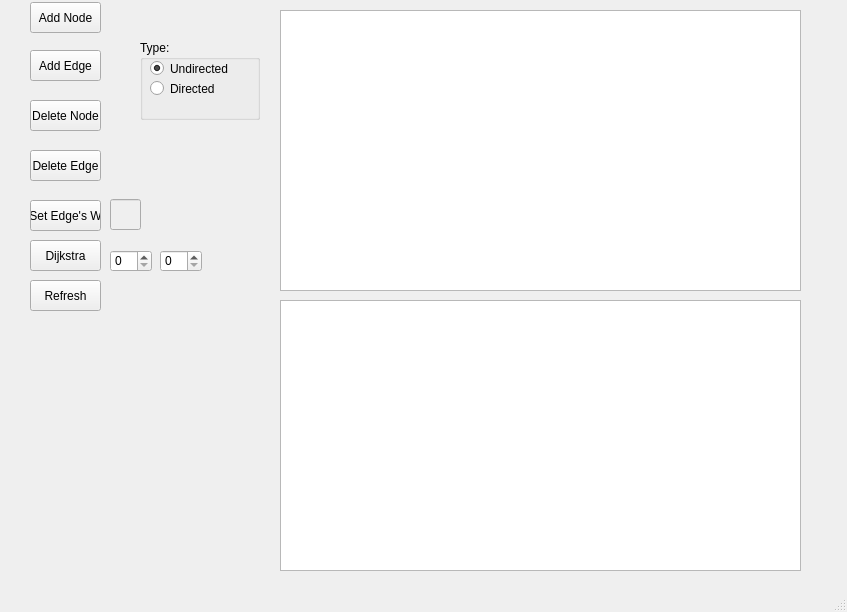
Old version of the form main.ui in the repository darkhunterLearning/Statistical-Learning-Project.
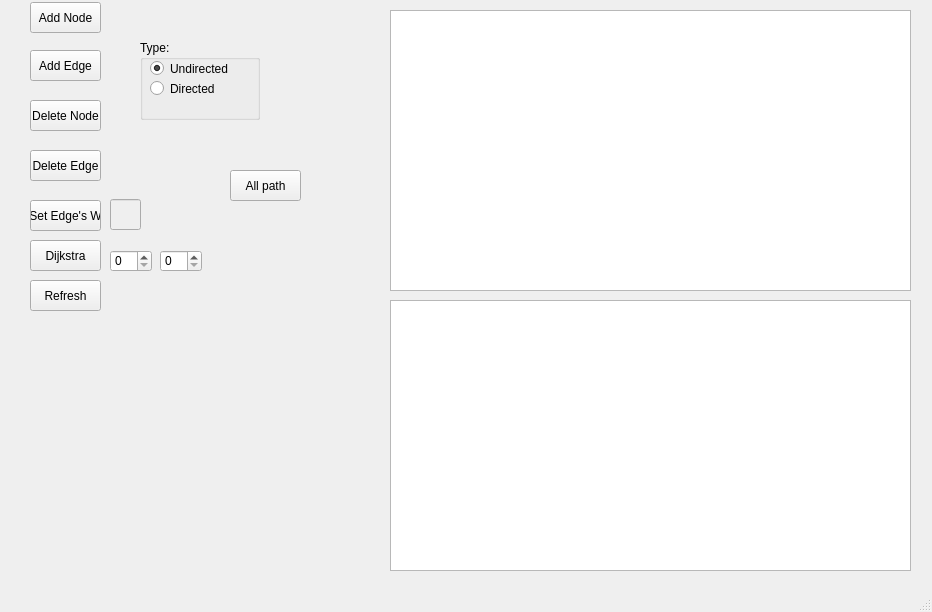
New version of the form.

Commit message: update all dijkstra path feature

What changed in the file:
```diff
--- a/main.ui
+++ b/main.ui
@@ -6,7 +6,7 @@
    <rect>
     <x>0</x>
     <y>0</y>
-    <width>847</width>
+    <width>932</width>
     <height>612</height>
    </rect>
   </property>
@@ -20,7 +20,7 @@
     </property>
     <property name="geometry">
      <rect>
-      <x>280</x>
+      <x>390</x>
       <y>10</y>
       <width>521</width>
       <height>281</height>
@@ -133,7 +133,7 @@
     </property>
     <property name="geometry">
      <rect>
-      <x>280</x>
+      <x>390</x>
       <y>300</y>
       <width>521</width>
       <height>271</height>
@@ -268,6 +268,19 @@
      <string>Refresh</string>
     </property>
    </widget>
+   <widget class="QPushButton" name="btn_8">
+    <property name="geometry">
+     <rect>
+      <x>230</x>
+      <y>170</y>
+      <width>71</width>
+      <height>31</height>
+     </rect>
+    </property>
+    <property name="text">
+     <string>All path</string>
+    </property>
+   </widget>
   </widget>
   <widget class="QMenuBar" name="menubar">
    <property name="geometry">
```
Left out of the diff: 2 changed lines with no effect on the pictures. The commit also changes 1 other file.
